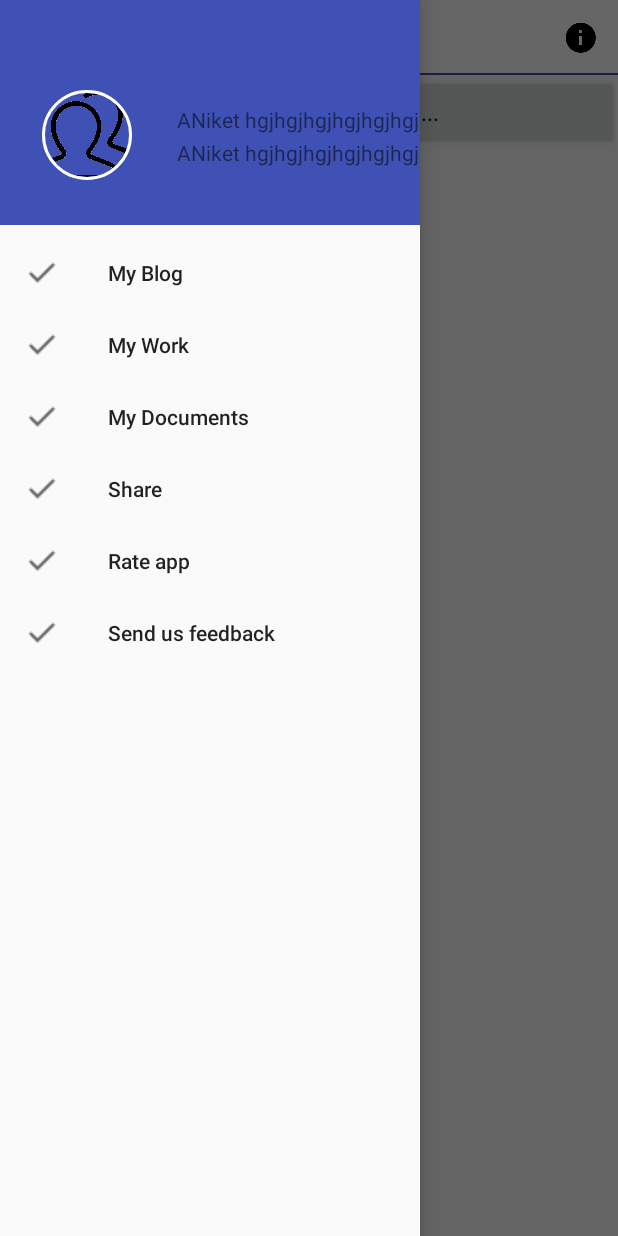
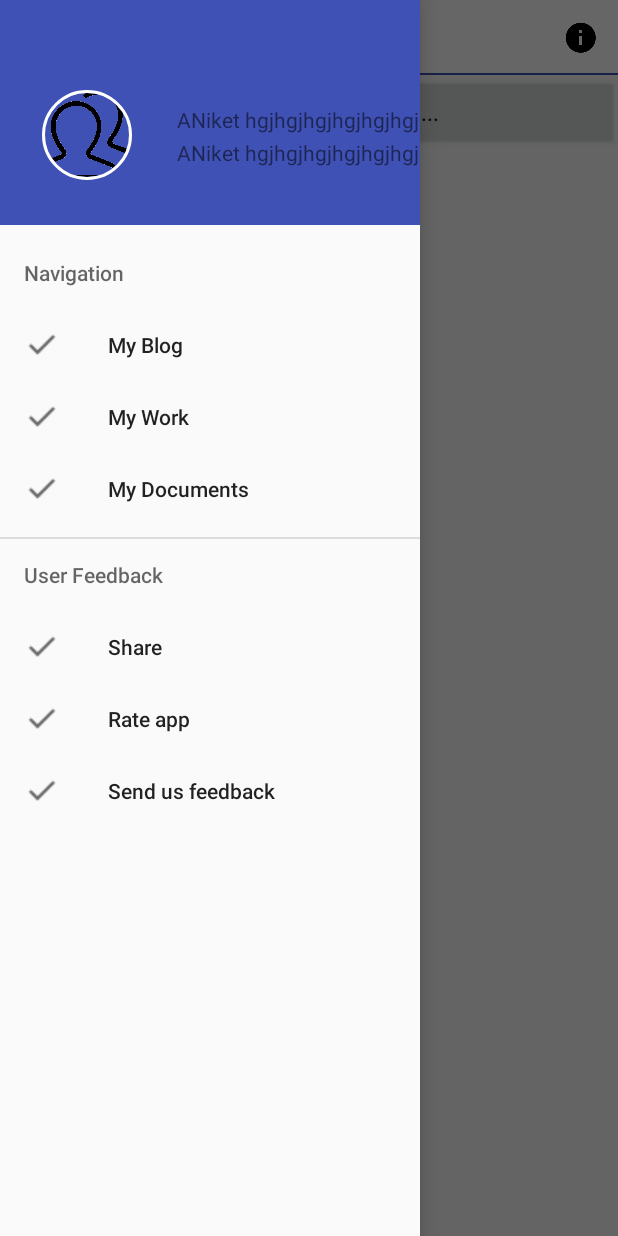
Before and after one commit to yawalkaraniket/AboutMe, an Android app: the HomeScreen screen opened directly, with no data from a screen before it, with the side drawer open, on a phone screen of 412 x 824 dp. Run offline under Robolectric (Android 15) with nearby library versions, the phone set to English and light mode, and no system bars; our stand-ins replace ButterKnife, CircleImageView.

Commit message:
Updated the drawer

```diff
--- a/app/src/main/java/com/aboutme/avenjr/aboutme/fragment/BlogFrgment.java
+++ b/app/src/main/java/com/aboutme/avenjr/aboutme/fragment/BlogFrgment.java
@@ -14,7 +14,7 @@ public class BlogFrgment extends Fragment {
     public View onCreateView(LayoutInflater inflater, ViewGroup container,
                              Bundle savedInstanceState) {
         // Inflate the layout for this fragment
-        return inflater.inflate(R.layout.fragment_blog_frgment, container, false);
+        return inflater.inflate(R.layout.fragment_blog_frgment, container, true);
     }
     public static BlogFrgment newInstance() {
 
--- a/app/src/main/res/menu/drawermanu.xml
+++ b/app/src/main/res/menu/drawermanu.xml
@@ -1,32 +1,43 @@
 <?xml version="1.0" encoding="utf-8"?>
 <menu xmlns:android="http://schemas.android.com/apk/res/android">
+    <group android:id="@+id/navigation_menu">
+        <item android:title="Navigation">
+            <menu>
                 <item
                     android:id="@+id/my_blog"
-        android:title="My Blog"
-        android:icon="@drawable/dialog_right_click"></item>
+                    android:icon="@drawable/dialog_right_click"
+                    android:title="My Blog"></item>
 
                 <item
                     android:id="@+id/my_work"
-        android:title="My Work"
-        android:icon="@drawable/dialog_right_click"></item>
+                    android:icon="@drawable/dialog_right_click"
+                    android:title="My Work"></item>
 
                 <item
                     android:id="@+id/documents"
-        android:title="My Documents"
-        android:icon="@drawable/dialog_right_click"></item>
-
+                    android:icon="@drawable/dialog_right_click"
+                    android:title="My Documents"></item>
+            </menu>
+        </item>
+    </group>
+    <group android:id="@+id/user_feedback">
+        <item android:title="User Feedback">
+            <menu>
                 <item
                     android:id="@+id/app_share"
-        android:title="Share"
-        android:icon="@drawable/dialog_right_click"></item>
+                    android:icon="@drawable/dialog_right_click"
+                    android:title="Share"></item>
 
                 <item
                     android:id="@+id/app_rate"
-        android:title="Rate app"
-        android:icon="@drawable/dialog_right_click"></item>
+                    android:icon="@drawable/dialog_right_click"
+                    android:title="Rate app"></item>
 
                 <item
                     android:id="@+id/app_feedback"
-        android:title="Send us feedback"
-        android:icon="@drawable/dialog_right_click"></item>
+                    android:icon="@drawable/dialog_right_click"
+                    android:title="Send us feedback"></item>
             </menu>
+        </item>
+    </group>
+</menu>
```
Also changed, not shown: app/src/main/java/com/aboutme/avenjr/aboutme/activity/BaseActivity.java (+18 -2 lines), app/src/main/java/com/aboutme/avenjr/aboutme/activity/HomeScreen.java (+7 -6 lines), app/src/main/res/layout/blank_layout.xml (renamed from app/src/main/res/layout/fragmenthome.xml, +6 -2 lines). Lines whose indentation alone changed are shown as unchanged.
